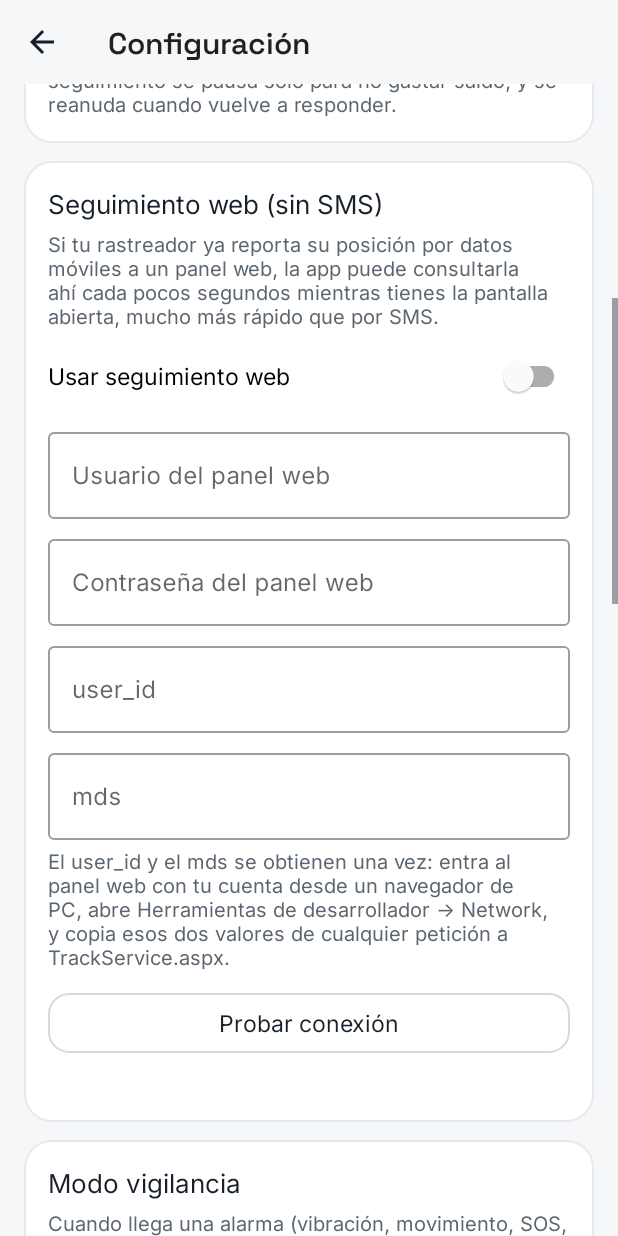
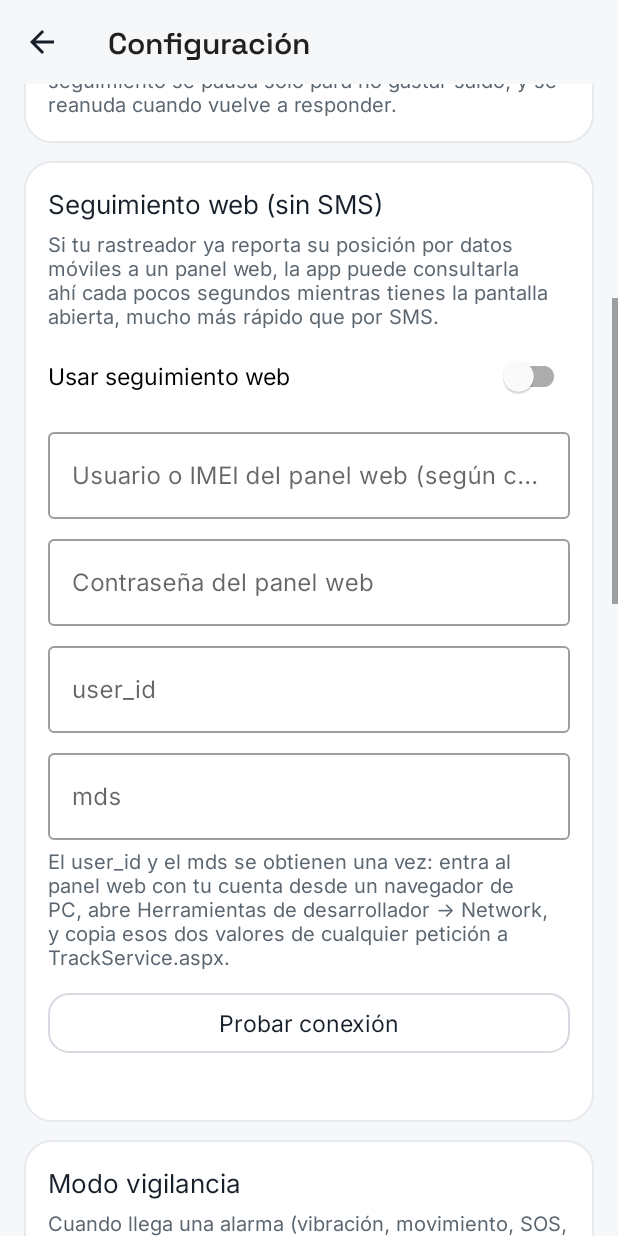
Before and after one commit to erfundoraUGR/MiRastreador, an Android app: the screen it shows after launch (SettingsActivity), scrolled down 537 dp, on a phone screen of 412 x 824 dp. Run offline under Robolectric (Android 15) with nearby library versions, the phone set to English and light mode, and no system bars; libraries missing offline, so code that uses them is left out: org.osmdroid.config, org.osmdroid.events, org.osmdroid.tileprovider, org.osmdroid.util, org.osmdroid.views; pictures from the network do not load; 31 statements that could not run were skipped.

Commit message:
Usa loginType=USER (login por IMEI/matrícula)

```diff
--- a/app/src/main/java/com/ernesto/mirastreador/WebTrack.kt
+++ b/app/src/main/java/com/ernesto/mirastreador/WebTrack.kt
@@ -64,7 +64,7 @@ object WebTrack {
             "userName" to user,
             "pwd_" to "",
             "pwd" to md5(md5(pass)),
-            "loginType" to "ENTERPRISE",
+            "loginType" to "USER", // "USER" = se entra por IMEI/matrícula; "ENTERPRISE" sería por cuenta
             "loginUrl" to "",
             "timeZone" to "",
             "language" to "en",
--- a/app/src/main/res/layout/activity_settings.xml
+++ b/app/src/main/res/layout/activity_settings.xml
@@ -136,7 +136,7 @@
                 android:layout_width="match_parent"
                 android:layout_height="wrap_content"
                 android:layout_marginTop="8dp"
-                android:hint="Usuario del panel web">
+                android:hint="Usuario o IMEI del panel web (según cómo inicies sesión en dagps.net)">
                 <com.google.android.material.textfield.TextInputEditText
                     android:id="@+id/etWebUser"
                     android:layout_width="match_parent"
```
